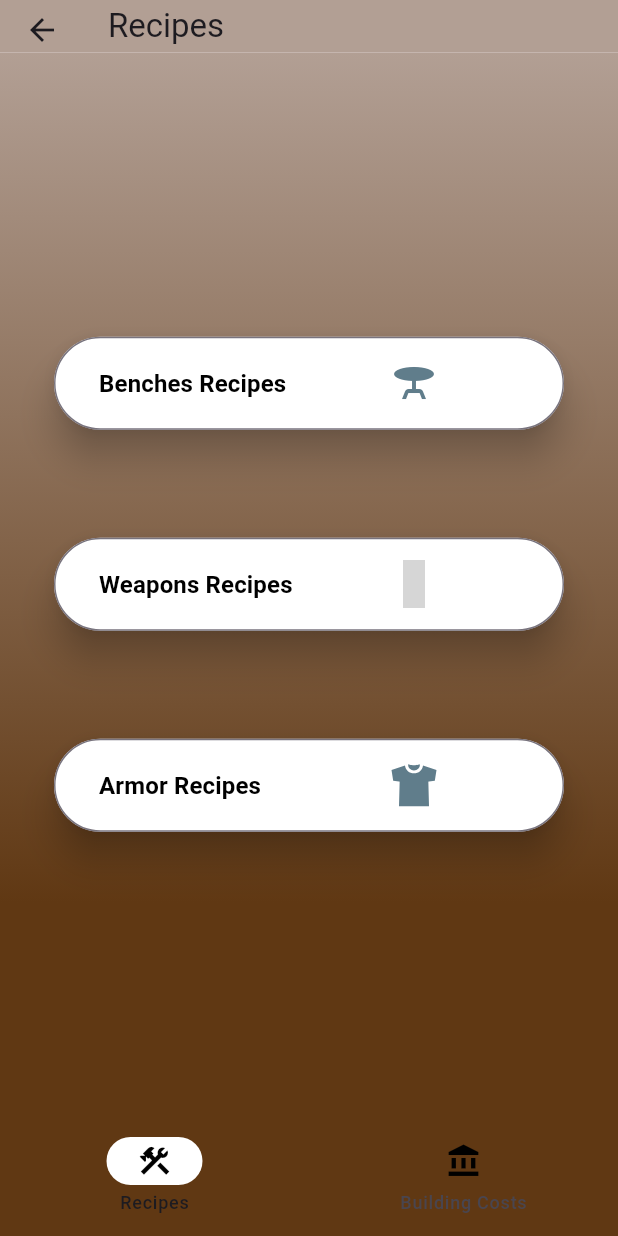
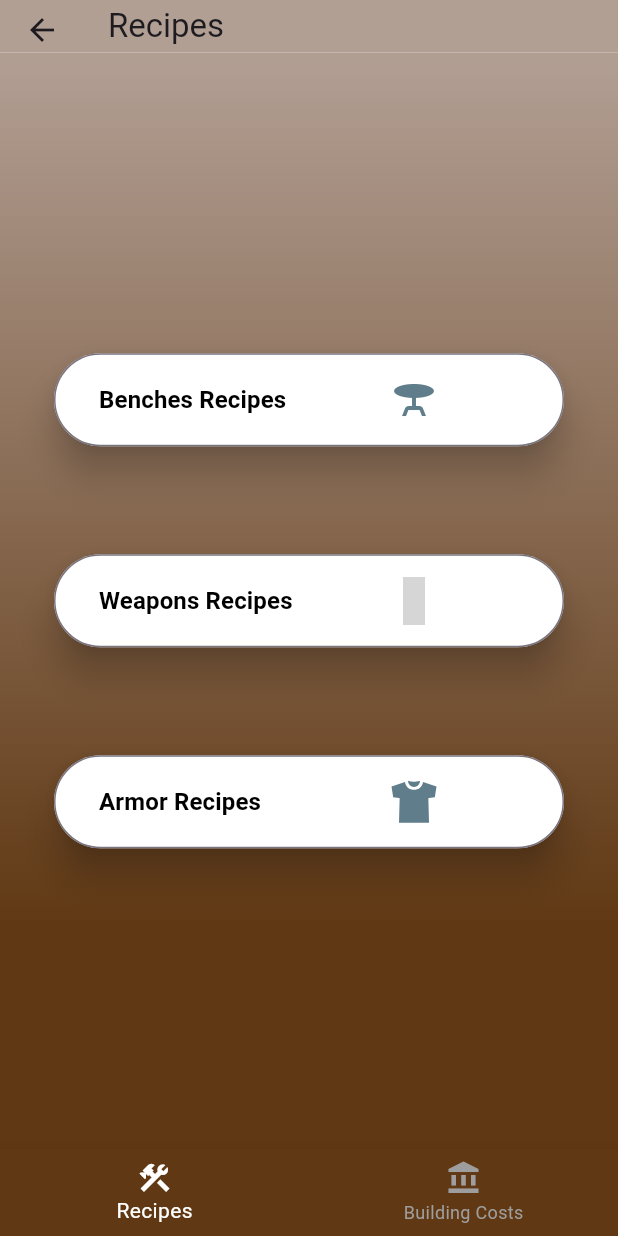
Before and after one commit to UcHiHaMAdArA93/My-Project-APP, a Flutter app: the screen it shows after launch, after a tap on "Vanilla Guides", on a phone screen of 412 x 824 dp. Run offline on Flutter 3.47's test engine with Material 3 defaults, Android fonts, the phone set to English and light mode, and no system bars; our stand-ins replace ionicons, material_design_icons_flutter; missing offline and left inert: neon_widgets; network calls fail; grey boxes are pictures that could not be loaded.

Commit message:
colors from text

```diff
--- a/lib/src/screens/guest_login/presentation/guest_login.dart
+++ b/lib/src/screens/guest_login/presentation/guest_login.dart
@@ -20,17 +20,18 @@ const BuildingCosts(),
   @override
   Widget build(BuildContext context) {
   return Scaffold(
-    bottomNavigationBar: NavigationBar(
-    onDestinationSelected: (int index) {
-      setState(() {
-        currentIndex = index;
-      });
-    },
-    indicatorColor: Colors.white,
-    selectedIndex: currentIndex,
-    destinations: const [
-      NavigationDestination(icon: Icon(Icons.construction, color: Colors.black), label: "Recipes"),
-      NavigationDestination(icon: Icon(Icons.account_balance, color: Colors.black), label: "Building Costs"),
+    bottomNavigationBar: BottomNavigationBar(
+    currentIndex: currentIndex,
+        onTap: (int index) {
+          setState(() {
+            currentIndex = index;
+          });
+        },
+        selectedItemColor: Colors.white,
+        unselectedItemColor: Colors.grey,
+    items:  [
+      BottomNavigationBarItem(icon: Icon(Icons.construction, color: currentIndex == 0 ? Colors.white : Colors.grey), label: "Recipes"),
+      BottomNavigationBarItem(icon: Icon(Icons.account_balance, color: currentIndex == 1 ? Colors.white : Colors.grey), label: "Building Costs"),
     ],
     backgroundColor: const Color(0xff603813),
     ),
--- a/lib/src/screens/mods/eewa_mod/presentation/dungeons_1/altar_of_hanuman_screen.dart
+++ b/lib/src/screens/mods/eewa_mod/presentation/dungeons_1/altar_of_hanuman_screen.dart
@@ -37,7 +37,7 @@ class HanumanAltarScreen extends StatelessWidget {
                       child: Image.network("https://steamuserimages-a.akamaihd.net/ugc/2295213908350352735/8B5F32697B020F1AC3FDBA120DD4068B9A4CEA69/"),
                       ),
                       const SizedBox(height: 10,),
-                      const Text("Go to this altar, which is south of The Passage. You won't be able to access it without having the Eyes of Hanuman in your Inventory (you will get them from the Hanuman Devotees around it and from the Gray Apes in the jungle). Furthermore, it needs fuel to function; its fuel is Blood Sacrifice. To obtain it you must knock out some NPCs and take them with your restraints to the statue. While still holding them, interact with the altar and they'll turn into Blood Sacrifice.Once you've the Eyes of Hanuman and the Blood Sacrifice, you must enter the Keystone, one of the Artefacts that I'm going to indicate to you and you must also activate the altar (hit the button play in the altar interface):If you introduce the Tear of Two Races, you'll create the Corrupted Kingscourge Soul. If you introduce the Mask of the Witch Queen, you'll create the Corrupted Witch Queen Soul. If you introduce the Diadem of the Giant-kings, you'll create the Corrupted Priestking Soul. Finally, if you introduce the three souls above (without The Keystone), you'll create the United Soul. Approximately three Bloods Sacrifice will be consumed for each soul created"),
+                      const Text("Go to this altar, which is south of The Passage. You won't be able to access it without having the Eyes of Hanuman in your Inventory (you will get them from the Hanuman Devotees around it and from the Gray Apes in the jungle). Furthermore, it needs fuel to function; its fuel is Blood Sacrifice. To obtain it you must knock out some NPCs and take them with your restraints to the statue. While still holding them, interact with the altar and they'll turn into Blood Sacrifice.Once you've the Eyes of Hanuman and the Blood Sacrifice, you must enter the Keystone, one of the Artefacts that I'm going to indicate to you and you must also activate the altar (hit the button play in the altar interface):If you introduce the Tear of Two Races, you'll create the Corrupted Kingscourge Soul. If you introduce the Mask of the Witch Queen, you'll create the Corrupted Witch Queen Soul. If you introduce the Diadem of the Giant-kings, you'll create the Corrupted Priestking Soul. Finally, if you introduce the three souls above (without The Keystone), you'll create the United Soul. Approximately three Bloods Sacrifice will be consumed for each soul created", style: TextStyle(color: Color(0xFFD7CCC8)),),
                   ],
                 ),
                 ],
--- a/lib/src/screens/mods/eewa_mod/presentation/dungeons_1/ancient_stygian_ruins_screen.dart
+++ b/lib/src/screens/mods/eewa_mod/presentation/dungeons_1/ancient_stygian_ruins_screen.dart
@@ -36,7 +36,7 @@ class AncientStygianRuinsScreen extends StatelessWidget {
                       child: Image.network("https://steamuserimages-a.akamaihd.net/ugc/2295213908350353519/1AA37B32F44C3E456E5EF737F51F352A9A4A784F/"),
                       ),
                       const SizedBox(height: 10,),
-                      const Text("Recommended minimum level 100\nLocated in the desert, between the Sandswept Ruins and The Broken Highway further east in the desert.\nThis area doesn't have a loading screen. In it you'll find several Stygian Remnant elites and the boss Feh'un K'hrom. The Stygian Remnants will be able to drop the item Guard's ???, you must take it to Bastille, the translator, and during his quest chain he'll translate it for you. Until he translates it to you, you won't be able to kill the boss because A curse prevents you from damaging Fehun Khrom.\nA little ways away from the enemies is a small stash chest between a bush and a collapsed golden dome."),
+                      const Text("Recommended minimum level 100\nLocated in the desert, between the Sandswept Ruins and The Broken Highway further east in the desert.\nThis area doesn't have a loading screen. In it you'll find several Stygian Remnant elites and the boss Feh'un K'hrom. The Stygian Remnants will be able to drop the item Guard's ???, you must take it to Bastille, the translator, and during his quest chain he'll translate it for you. Until he translates it to you, you won't be able to kill the boss because A curse prevents you from damaging Fehun Khrom.\nA little ways away from the enemies is a small stash chest between a bush and a collapsed golden dome.", style: TextStyle(color: Color(0xFFD7CCC8)),),
                   ],
                 ),
                 ]
--- a/lib/src/screens/mods/eewa_mod/presentation/dungeons_1/chaos_mouth_altar_screen.dart
+++ b/lib/src/screens/mods/eewa_mod/presentation/dungeons_1/chaos_mouth_altar_screen.dart
@@ -35,7 +35,7 @@ class ChaosMouthAltarScreen extends StatelessWidget {
                     child: Image.network("https://steamuserimages-a.akamaihd.net/ugc/2295213908350352717/852E8F0B0AB1A73D826010A9C2B770360EA2FC97/"),
                     ),
                     const SizedBox(height: 10,),
-                    const Text("The Chaosmouth, it's south of New Asagarth (climbing the Acheronian wall). The Chaosmouth Altar is part of the Acheronian ruins of the wall. Insert either the six Artifacts or the three Corrupted Keystone Shards into it. A Keystone will immediately be created. DO NOT CONSUME IT, because the game will end."),
+                    const Text("The Chaosmouth, it's south of New Asagarth (climbing the Acheronian wall). The Chaosmouth Altar is part of the Acheronian ruins of the wall. Insert either the six Artifacts or the three Corrupted Keystone Shards into it. A Keystone will immediately be created. DO NOT CONSUME IT, because the game will end.", style: TextStyle(color: Color(0xFFD7CCC8)),),
                 ],
               ),
             ),
--- a/lib/src/screens/mods/eewa_mod/presentation/dungeons_1/conjuration_pillar_screen.dart
+++ b/lib/src/screens/mods/eewa_mod/presentation/dungeons_1/conjuration_pillar_screen.dart
@@ -37,7 +37,7 @@ class ConjurationPillarScreen extends StatelessWidget {
                       child: Image.network("https://steamuserimages-a.akamaihd.net/ugc/2295213908350352762/B692A69CDF6701F323DA52A158478A1BF8CC2891/"),
                       ),
                       const SizedBox(height: 10,),
-                      const Text("With one of the corrupted souls, go to the Conjuration Room. It's beneath The Unnamed City and is entered through a grotto in the northwest part of the city. To enter, you'll need to carry an Acheronian Sigil Key in your Inventory, which falls into the loot of magical monsters (Bounties) and EEWA dungeon monsters. Enter the room and you will see the Conjuration Pillar in the center. Depending on the soul you put into it, you'll summon a different enemy that will unlock certain weapons"),
+                      const Text("With one of the corrupted souls, go to the Conjuration Room. It's beneath The Unnamed City and is entered through a grotto in the northwest part of the city. To enter, you'll need to carry an Acheronian Sigil Key in your Inventory, which falls into the loot of magical monsters (Bounties) and EEWA dungeon monsters. Enter the room and you will see the Conjuration Pillar in the center. Depending on the soul you put into it, you'll summon a different enemy that will unlock certain weapons", style: TextStyle(color: Color(0xFFD7CCC8)),),
                   ],
                 ),
                 ]
--- a/lib/src/screens/mods/eewa_mod/presentation/dungeons_1/meruvian_camp_screen.dart
+++ b/lib/src/screens/mods/eewa_mod/presentation/dungeons_1/meruvian_camp_screen.dart
@@ -35,7 +35,7 @@ class MeruvianCampScreen extends StatelessWidget {
                       child: Image.network("https://steamuserimages-a.akamaihd.net/ugc/2295213908350352788/3A4FEC0458622F8AB45E84B09FE463F410492636/"),
                       ),
                       const SizedBox(height: 10,),
-                      const Text("Recommended minimum level 200\nLocated in the Highlands, in an Acheronian building east of The Great Dam. You will see the entrance on its east face.\nThis area doesn't have a loading screen. In addition to some Meruvian Sentinels (human), you'll find an elite Afflicted Being (corrupted colossal shaleback) inside. Everyone will drop EEWA materials. Meruvian Sentry (fighter or archer) enslavable humans may appear."),
+                      const Text("Recommended minimum level 200\nLocated in the Highlands, in an Acheronian building east of The Great Dam. You will see the entrance on its east face.\nThis area doesn't have a loading screen. In addition to some Meruvian Sentinels (human), you'll find an elite Afflicted Being (corrupted colossal shaleback) inside. Everyone will drop EEWA materials. Meruvian Sentry (fighter or archer) enslavable humans may appear.", style: TextStyle(color: Color(0xFFD7CCC8)),),
                   ],
                 ),
             ),
--- a/lib/src/screens/mods/eewa_mod/presentation/dungeons_2/council_camps_screen.dart
+++ b/lib/src/screens/mods/eewa_mod/presentation/dungeons_2/council_camps_screen.dart
@@ -35,7 +35,7 @@ class SmallCouncilCamps extends StatelessWidget {
                     child: Image.network("https://steamuserimages-a.akamaihd.net/ugc/2295213908350353461/5B76C8563A5FEF3761A3401F587BFB2C72031067/"),
                     ),
                     const SizedBox(height: 10,),
-                    const Text("Recommended minimum level 200\nLocated in the snowy mountains, north of the Frostneedle Forest\nIn the image above you can see the two camps, one of them in the foreground and the other in the distance. Both these small camps and the Council of Wolves are on the edge of different precipices of the snowy mountains. In these camps you'll find a couple of Council of Wolves fighters (humans)."),
+                    const Text("Recommended minimum level 200\nLocated in the snowy mountains, north of the Frostneedle Forest\nIn the image above you can see the two camps, one of them in the foreground and the other in the distance. Both these small camps and the Council of Wolves are on the edge of different precipices of the snowy mountains. In these camps you'll find a couple of Council of Wolves fighters (humans).", style: TextStyle(color: Color(0xFFD7CCC8)),),
                 ],
               ),
             ),
--- a/lib/src/screens/mods/eewa_mod/presentation/introduction/eewa_introduction_screen.dart
+++ b/lib/src/screens/mods/eewa_mod/presentation/introduction/eewa_introduction_screen.dart
@@ -28,14 +28,14 @@ class EewaIntroductionScreen extends StatelessWidget {
             child: Center(
               child: ListView(
                 children: const [
-                  Text("The EEWA is a mod that expands the user experience and lengthens the end of the game. This guide is for the Exiled Lands map (not Siptah)."),
+                  Text("The EEWA is a mod that expands the user experience and lengthens the end of the game. This guide is for the Exiled Lands map (not Siptah).", style: TextStyle(color: Color(0xFFD7CCC8), fontSize: 18),),
                   SizedBox(height: 6,),
                   Divider(height: 6,
-                  color: Colors.black,
+                  color: Color(0xffb29f94),
                   thickness: 2,
                   ),
                   SizedBox(height: 6,),
-                  Text("How to use the Altar of Hanuman, the Chaosmouth Altar and the Conjuration Pillar. New dungeons that will help you advance from level 60, new NPCs, items and keys."),
+                  Text("How to use the Altar of Hanuman, the Chaosmouth Altar and the Conjuration Pillar. New dungeons that will help you advance from level 60, new NPCs, items and keys.", style: TextStyle(color: Color(0xFFD7CCC8), fontSize: 18),),
                 ],
               ),
             ),
--- a/lib/src/screens/recipes/presentation/recipes.dart
+++ b/lib/src/screens/recipes/presentation/recipes.dart
@@ -14,8 +14,7 @@ class Recipes extends StatelessWidget {
         appBar: AppBar(
           toolbarHeight:35,
           backgroundColor: const Color(0xffb29f94),
-          title: const Text("Recipes",
-
+          title: const Text("Recipes"
           ),
         ),
           body: Stack(
```
Also changed, not shown: lib/src/screens/mods/eewa_mod/presentation/dungeons_1/ancient_cave_screen.dart (+1 -1 lines), lib/src/screens/mods/eewa_mod/presentation/dungeons_1/perilous_valley.dart (+1 -1 lines), 1 other file.
